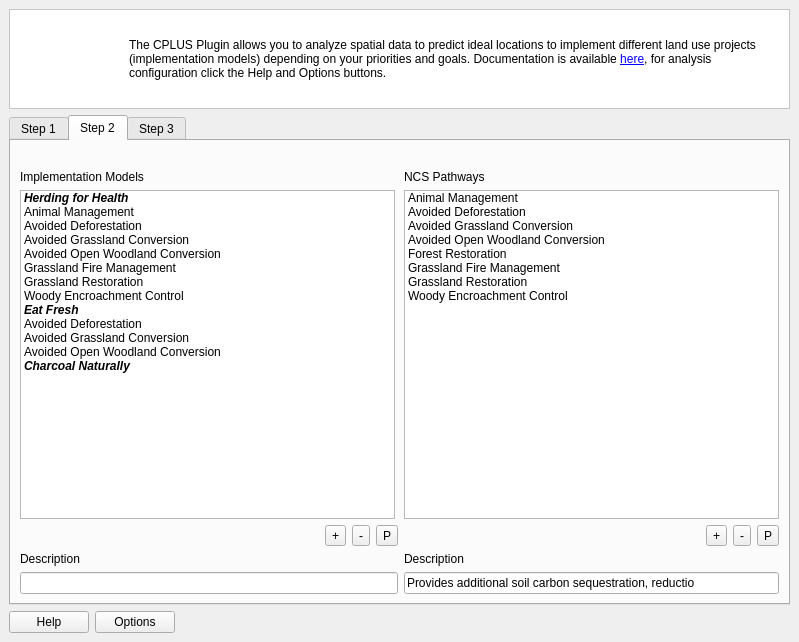
Old version of the form src/cplus_plugin/ui/qgis_cplus_main_dockwidget.ui in the repository ConservationInternational/cplus-plugin.
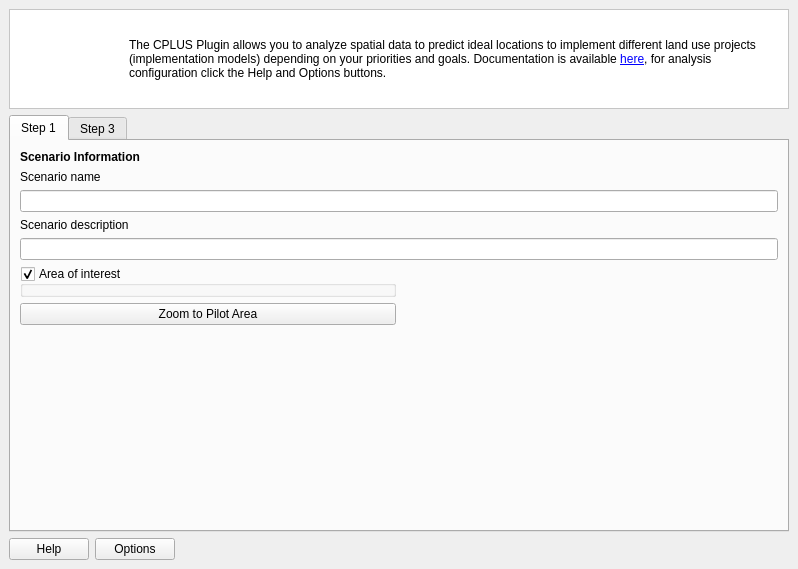
New version of the form. The open tabs and pages were chosen to show the change. Icons and pictures are not drawn. Custom widgets are drawn as their Qt base class.

Commit message: Initial implementation model UI framework.

Patch:
```diff
--- a/src/cplus_plugin/ui/qgis_cplus_main_dockwidget.ui
+++ b/src/cplus_plugin/ui/qgis_cplus_main_dockwidget.ui
@@ -6,8 +6,8 @@
    <rect>
     <x>0</x>
     <y>0</y>
-    <width>799</width>
-    <height>642</height>
+    <width>798</width>
+    <height>569</height>
    </rect>
   </property>
   <property name="windowTitle">
@@ -173,453 +173,6 @@
         </item>
        </layout>
       </widget>
-      <widget class="QWidget" name="step_4">
-       <attribute name="title">
-        <string>Step 2</string>
-       </attribute>
-       <layout class="QGridLayout" name="gridLayout_10">
-        <item row="4" column="8">
-         <widget class="QToolButton" name="toolButton_15">
-          <property name="text">
-           <string>+</string>
-          </property>
-          <property name="icon">
-           <iconset>
-            <normaloff>../../../../../../Nextcloud/Projects (2)/Conservation International/CPLUS - work/Downloads/symbologyAdd.png</normaloff>../../../../../../Nextcloud/Projects (2)/Conservation International/CPLUS - work/Downloads/symbologyAdd.png</iconset>
-          </property>
-         </widget>
-        </item>
-        <item row="7" column="11" colspan="5">
-         <widget class="QLineEdit" name="lineEdit_15">
-          <property name="text">
-           <string>Provides additional soil carbon sequestration, reductio</string>
-          </property>
-         </widget>
-        </item>
-        <item row="4" column="9">
-         <widget class="QToolButton" name="toolButton_16">
-          <property name="text">
-           <string>-</string>
-          </property>
-          <property name="icon">
-           <iconset>
-            <normaloff>../../../../../../Nextcloud/Projects (2)/Conservation International/CPLUS - work/Downloads/symbologyRemove.png</normaloff>../../../../../../Nextcloud/Projects (2)/Conservation International/CPLUS - work/Downloads/symbologyRemove.png</iconset>
-          </property>
-         </widget>
-        </item>
-        <item row="2" column="11">
-         <widget class="QLabel" name="label_72">
-          <property name="text">
-           <string>NCS Pathways</string>
-          </property>
-         </widget>
-        </item>
-        <item row="0" column="0">
-         <widget class="QLabel" name="label_73">
-          <property name="text">
-           <string/>
-          </property>
-         </widget>
-        </item>
-        <item row="3" column="11" colspan="5">
-         <widget class="QListWidget" name="listWidget_4">
-          <property name="minimumSize">
-           <size>
-            <width>375</width>
-            <height>0</height>
-           </size>
-          </property>
-          <property name="maximumSize">
-           <size>
-            <width>375</width>
-            <height>16777215</height>
-           </size>
-          </property>
-          <item>
-           <property name="text">
-            <string>Animal Management</string>
-           </property>
-           <property name="foreground">
-            <brush brushstyle="NoBrush">
-             <color alpha="255">
-              <red>154</red>
-              <green>153</green>
-              <blue>150</blue>
-             </color>
-            </brush>
-           </property>
-          </item>
-          <item>
-           <property name="text">
-            <string>Avoided Deforestation</string>
-           </property>
-           <property name="background">
-            <brush brushstyle="NoBrush">
-             <color alpha="255">
-              <red>154</red>
-              <green>153</green>
-              <blue>150</blue>
-             </color>
-            </brush>
-           </property>
-           <property name="foreground">
-            <brush brushstyle="NoBrush">
-             <color alpha="255">
-              <red>154</red>
-              <green>153</green>
-              <blue>150</blue>
-             </color>
-            </brush>
-           </property>
-          </item>
-          <item>
-           <property name="text">
-            <string>Avoided Grassland Conversion</string>
-           </property>
-           <property name="foreground">
-            <brush brushstyle="NoBrush">
-             <color alpha="255">
-              <red>154</red>
-              <green>153</green>
-              <blue>150</blue>
-             </color>
-            </brush>
-           </property>
-          </item>
-          <item>
-           <property name="text">
-            <string>Avoided Open Woodland Conversion</string>
-           </property>
-           <property name="foreground">
-            <brush brushstyle="NoBrush">
-             <color alpha="255">
-              <red>154</red>
-              <green>153</green>
-              <blue>150</blue>
-             </color>
-            </brush>
-           </property>
-          </item>
-          <item>
-           <property name="text">
-            <string>Forest Restoration</string>
-           </property>
-           <property name="foreground">
-            <brush brushstyle="NoBrush">
-             <color alpha="255">
-              <red>154</red>
-              <green>153</green>
-              <blue>150</blue>
-             </color>
-            </brush>
-           </property>
-          </item>
-          <item>
-           <property name="text">
-            <string>Grassland Fire Management </string>
-           </property>
-           <property name="foreground">
-            <brush brushstyle="NoBrush">
-             <color alpha="255">
-              <red>154</red>
-              <green>153</green>
-              <blue>150</blue>
-             </color>
-            </brush>
-           </property>
-          </item>
-          <item>
-           <property name="text">
-            <string>Grassland Restoration</string>
-           </property>
-           <property name="foreground">
-            <brush brushstyle="NoBrush">
-             <color alpha="255">
-              <red>154</red>
-              <green>153</green>
-              <blue>150</blue>
-             </color>
-            </brush>
-           </property>
-          </item>
-          <item>
-           <property name="text">
-            <string>Woody Encroachment Control</string>
-           </property>
-           <property name="foreground">
-            <brush brushstyle="NoBrush">
-             <color alpha="255">
-              <red>154</red>
-              <green>153</green>
-              <blue>150</blue>
-             </color>
-            </brush>
-           </property>
-          </item>
-         </widget>
-        </item>
-        <item row="6" column="11">
-         <widget class="QLabel" name="label_74">
-          <property name="text">
-           <string>Description</string>
-          </property>
-         </widget>
-        </item>
-        <item row="4" column="10">
-         <widget class="QToolButton" name="toolButton_17">
-          <property name="text">
-           <string>P</string>
-          </property>
-          <property name="icon">
-           <iconset>
-            <normaloff>../../../../../../Nextcloud/Projects (2)/Conservation International/CPLUS - work/Downloads/mActionToggleEditing.png</normaloff>../../../../../../Nextcloud/Projects (2)/Conservation International/CPLUS - work/Downloads/mActionToggleEditing.png</iconset>
-          </property>
-         </widget>
-        </item>
-        <item row="7" column="0" colspan="11">
-         <widget class="QLineEdit" name="lineEdit_16"/>
-        </item>
-        <item row="6" column="0">
-         <widget class="QLabel" name="label_75">
-          <property name="text">
-           <string>Description</string>
-          </property>
-         </widget>
-        </item>
-        <item row="3" column="0" colspan="11">
-         <widget class="QListWidget" name="listWidget_5">
-          <property name="minimumSize">
-           <size>
-            <width>375</width>
-            <height>0</height>
-           </size>
-          </property>
-          <property name="maximumSize">
-           <size>
-            <width>375</width>
-            <height>16777215</height>
-           </size>
-          </property>
-          <item>
-           <property name="text">
-            <string>Herding for Health</string>
-           </property>
-           <property name="font">
-            <font>
-             <weight>75</weight>
-             <italic>true</italic>
-             <bold>true</bold>
-            </font>
-           </property>
-          </item>
-          <item>
-           <property name="text">
-            <string>Animal Management</string>
-           </property>
-           <property name="foreground">
-            <brush brushstyle="NoBrush">
-             <color alpha="255">
-              <red>154</red>
-              <green>153</green>
-              <blue>150</blue>
-             </color>
-            </brush>
-           </property>
-          </item>
-          <item>
-           <property name="text">
-            <string>Avoided Deforestation</string>
-           </property>
-           <property name="foreground">
-            <brush brushstyle="NoBrush">
-             <color alpha="255">
-              <red>154</red>
-              <green>153</green>
-              <blue>150</blue>
-             </color>
-            </brush>
-           </property>
-          </item>
-          <item>
-           <property name="text">
-            <string>Avoided Grassland Conversion</string>
-           </property>
-           <property name="foreground">
-            <brush brushstyle="NoBrush">
-             <color alpha="255">
-              <red>154</red>
-              <green>153</green>
-              <blue>150</blue>
-             </color>
-            </brush>
-           </property>
-          </item>
-          <item>
-           <property name="text">
-            <string>Avoided Open Woodland Conversion</string>
-           </property>
-           <property name="foreground">
-            <brush brushstyle="NoBrush">
-             <color alpha="255">
-              <red>154</red>
-              <green>153</green>
-              <blue>150</blue>
-             </color>
-            </brush>
-           </property>
-          </item>
-          <item>
-           <property name="text">
-            <string>Grassland Fire Management</string>
-           </property>
-           <property name="foreground">
-            <brush brushstyle="NoBrush">
-             <color alpha="255">
-              <red>154</red>
-              <green>153</green>
-              <blue>150</blue>
-             </color>
-            </brush>
-           </property>
-          </item>
-          <item>
-           <property name="text">
-            <string>Grassland Restoration</string>
-           </property>
-           <property name="foreground">
-            <brush brushstyle="NoBrush">
-             <color alpha="255">
-              <red>154</red>
-              <green>153</green>
-              <blue>150</blue>
-             </color>
-            </brush>
-           </property>
-          </item>
-          <item>
-           <property name="text">
-            <string>Woody Encroachment Control</string>
-           </property>
-           <property name="foreground">
-            <brush brushstyle="NoBrush">
-             <color alpha="255">
-              <red>154</red>
-              <green>153</green>
-              <blue>150</blue>
-             </color>
-            </brush>
-           </property>
-          </item>
-          <item>
-           <property name="text">
-            <string>Eat Fresh</string>
-           </property>
-           <property name="font">
-            <font>
-             <weight>75</weight>
-             <italic>true</italic>
-             <bold>true</bold>
-            </font>
-           </property>
-          </item>
-          <item>
-           <property name="text">
-            <string>Avoided Deforestation</string>
-           </property>
-           <property name="foreground">
-            <brush brushstyle="NoBrush">
-             <color alpha="255">
-              <red>154</red>
-              <green>153</green>
-              <blue>150</blue>
-             </color>
-            </brush>
-           </property>
-          </item>
-          <item>
-           <property name="text">
-            <string>Avoided Grassland Conversion</string>
-           </property>
-           <property name="foreground">
-            <brush brushstyle="NoBrush">
-             <color alpha="255">
-              <red>154</red>
-              <green>153</green>
-              <blue>150</blue>
-             </color>
-            </brush>
-           </property>
-          </item>
-          <item>
-           <property name="text">
-            <string>Avoided Open Woodland Conversion</string>
-           </property>
-           <property name="foreground">
-            <brush brushstyle="NoBrush">
-             <color alpha="255">
-              <red>154</red>
-              <green>153</green>
-              <blue>150</blue>
-             </color>
-            </brush>
-           </property>
-          </item>
-          <item>
-           <property name="text">
-            <string>Charcoal Naturally</string>
-           </property>
-           <property name="font">
-            <font>
-             <weight>75</weight>
-             <italic>true</italic>
-             <bold>true</bold>
-            </font>
-           </property>
-          </item>
-         </widget>
-        </item>
-        <item row="2" column="0" colspan="8">
-         <widget class="QLabel" name="label_76">
-          <property name="text">
-           <string>Implementation Models</string>
-          </property>
-         </widget>
-        </item>
-        <item row="4" column="15">
-         <widget class="QToolButton" name="toolButton_18">
-          <property name="text">
-           <string>P</string>
-          </property>
-          <property name="icon">
-           <iconset>
-            <normaloff>../../../../../../Nextcloud/Projects (2)/Conservation International/CPLUS - work/Downloads/mActionToggleEditing.png</normaloff>../../../../../../Nextcloud/Projects (2)/Conservation International/CPLUS - work/Downloads/mActionToggleEditing.png</iconset>
-          </property>
-         </widget>
-        </item>
-        <item row="4" column="14">
-         <widget class="QToolButton" name="toolButton_19">
-          <property name="text">
-           <string>-</string>
-          </property>
-          <property name="icon">
-           <iconset>
-            <normaloff>../../../../../../Nextcloud/Projects (2)/Conservation International/CPLUS - work/Downloads/symbologyRemove.png</normaloff>../../../../../../Nextcloud/Projects (2)/Conservation International/CPLUS - work/Downloads/symbologyRemove.png</iconset>
-          </property>
-         </widget>
-        </item>
-        <item row="4" column="13">
-         <widget class="QToolButton" name="toolButton_20">
-          <property name="text">
-           <string>+</string>
-          </property>
-          <property name="icon">
-           <iconset>
-            <normaloff>../../../../../../Nextcloud/Projects (2)/Conservation International/CPLUS - work/Downloads/symbologyAdd.png</normaloff>../../../../../../Nextcloud/Projects (2)/Conservation International/CPLUS - work/Downloads/symbologyAdd.png</iconset>
-          </property>
-         </widget>
-        </item>
-       </layout>
-      </widget>
       <widget class="QWidget" name="tab_6">
        <attribute name="title">
         <string>Step 3</string>
```
The commit also changes 9 other files.
